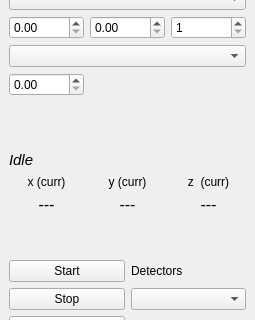
Before: the Qt Designer form libs/scan_gui_ctrl.ui in diamond2nv/measurements, drawn with Qt 5; both pictures show x 0 to 255 and y 163 to 483 of the 255 by 663 pixel window.
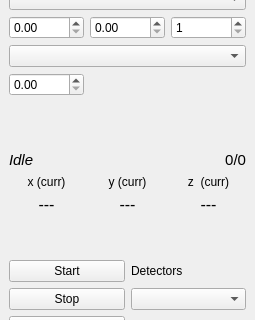
After: the same form once the commit is applied.

Commit message:
[mapper] ScanGUI should now be working (including fixed axis) Main change: fixed_axis cna be set as one of the axes or None If not(None), then it is moved to the target position before starting the scan
-CB

What changed in the file:
```diff
--- a/libs/scan_gui_ctrl.ui
+++ b/libs/scan_gui_ctrl.ui
@@ -248,7 +248,7 @@
           </property>
          </widget>
         </item>
-        <item row="0" column="0" colspan="3">
+        <item row="0" column="0" colspan="2">
          <widget class="QLabel" name="label_status">
           <property name="font">
            <font>
@@ -261,6 +261,21 @@
           </property>
          </widget>
         </item>
+        <item row="0" column="2">
+         <widget class="QLabel" name="label_done">
+          <property name="font">
+           <font>
+            <pointsize>11</pointsize>
+           </font>
+          </property>
+          <property name="text">
+           <string>0/0</string>
+          </property>
+          <property name="alignment">
+           <set>Qt::AlignRight|Qt::AlignTrailing|Qt::AlignVCenter</set>
+          </property>
+         </widget>
+        </item>
        </layout>
       </item>
       <item>
```
The commit also changes 6 other files.
